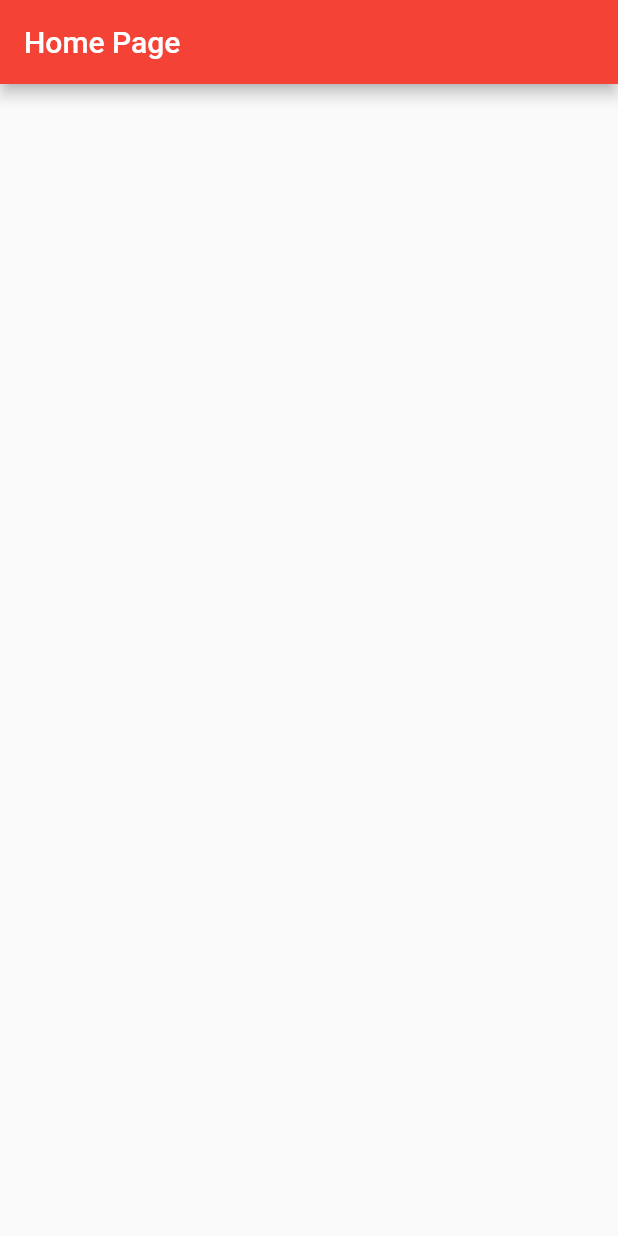
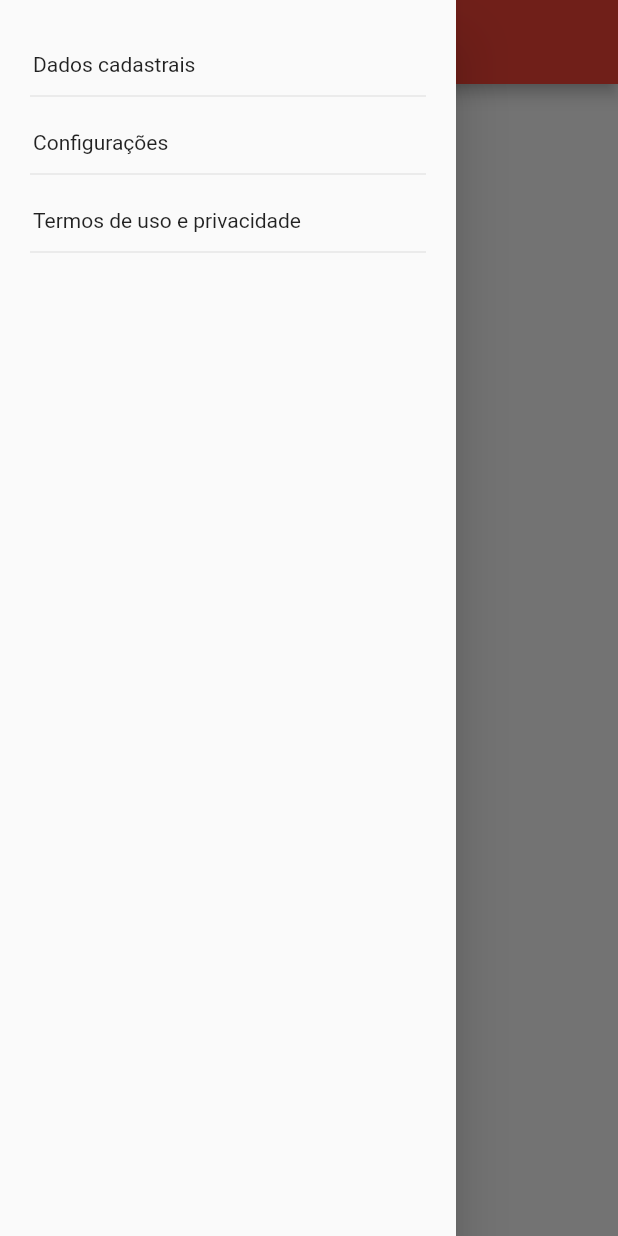
Before and after one commit to Iann-rst/Santander-Bootcamp, a Flutter app: the HomePage screen opened directly, with the side drawer open (before the commit the screen has no drawer), on a phone screen of 412 x 824 dp. Run offline on Flutter 3.47's test engine with Material 2 defaults, Android fonts, the phone set to English and light mode, and no system bars; our stand-ins replace google_fonts; network calls fail.

Commit message:
feat: Conhecendo o Drawer

```diff
--- a/projetos_flutter/diologin/lib/pages/home_page.dart
+++ b/projetos_flutter/diologin/lib/pages/home_page.dart
@@ -10,9 +10,60 @@
 class _HomePageState extends State<HomePage> {
   @override
   Widget build(BuildContext context) {
-    return Scaffold(
-      appBar: AppBar(
-        title: const Text("Home Page"),
+    return SafeArea(
+      child: Scaffold(
+        appBar: AppBar(
+          title: const Text("Home Page"),
+        ),
+        drawer: Drawer(
+          child: Padding(
+            padding: const EdgeInsets.symmetric(vertical: 30, horizontal: 20),
+            child: Column(
+              crossAxisAlignment: CrossAxisAlignment.start,
+              children: [
+                InkWell(
+                  child: Container(
+                    padding:
+                        const EdgeInsets.symmetric(vertical: 5, horizontal: 2),
+                    width: double.infinity,
+                    child: const Text("Dados cadastrais"),
+                  ),
+                  onTap: () {},
+                ),
+                const Divider(),
+                const SizedBox(
+                  height: 10,
+                ),
+                InkWell(
+                  child: Container(
+                    padding:
+                        const EdgeInsets.symmetric(vertical: 5, horizontal: 2),
+                    width: double.infinity,
+                    child: const Text("Configurações"),
+                  ),
+                  onTap: () {},
+                ),
+                const Divider(),
+                const SizedBox(
+                  height: 10,
+                ),
+                InkWell(
+                  child: Container(
+                    padding:
+                        const EdgeInsets.symmetric(vertical: 5, horizontal: 2),
+                    width: double.infinity,
+                    child: const Text("Termos de uso e privacidade"),
+                  ),
+                  onTap: () {},
+                ),
+                const Divider(),
+                const SizedBox(
+                  height: 10,
+                ),
+              ],
+            ),
+          ),
+        ),
       ),
     );
   }
```
